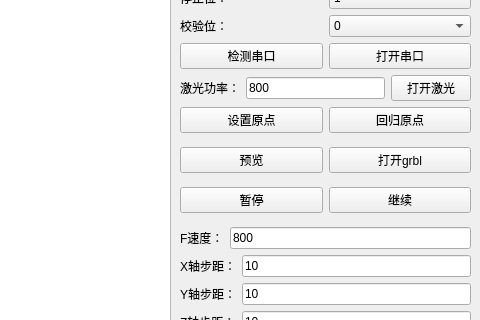
Above: LaserControl/mainwindow.ui from xiaoPengfile/LaserEngraveTest before the change; both pictures show x 320 to 800 and y 108 to 428 of the 800 by 600 pixel window. Below: the same form after it.
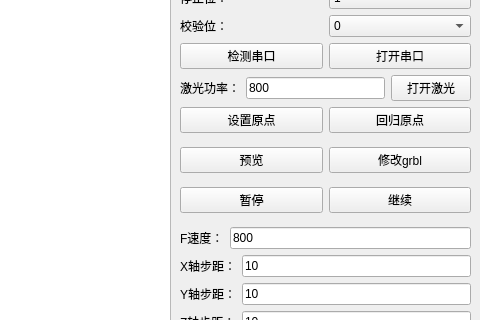
That is the form after the change.

Commit message: 第五次提交，完成grbl界面化展示与修改功能的实现

Diff of the .ui file:
```diff
--- a/LaserControl/mainwindow.ui
+++ b/LaserControl/mainwindow.ui
@@ -49,7 +49,7 @@
     <string>复位</string>
    </property>
   </widget>
-  <widget class="QWidget" name="">
+  <widget class="QWidget" name="layoutWidget">
    <property name="geometry">
     <rect>
      <x>500</x>
@@ -278,7 +278,7 @@
       <item>
        <widget class="QPushButton" name="openGrblBtn">
         <property name="text">
-         <string>打开grbl</string>
+         <string>修改grbl</string>
         </property>
        </widget>
       </item>
```
Left out of the diff: 2 changed lines with no effect on the pictures. The commit also changes 6 other files.
